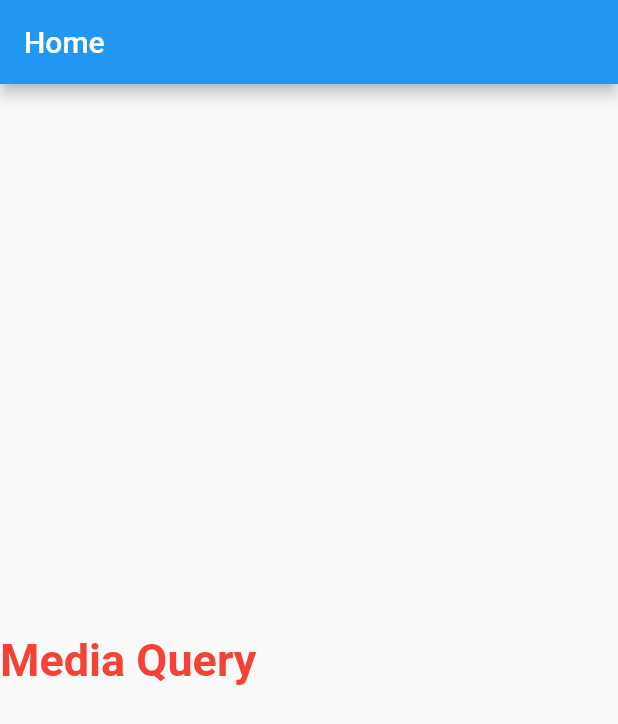
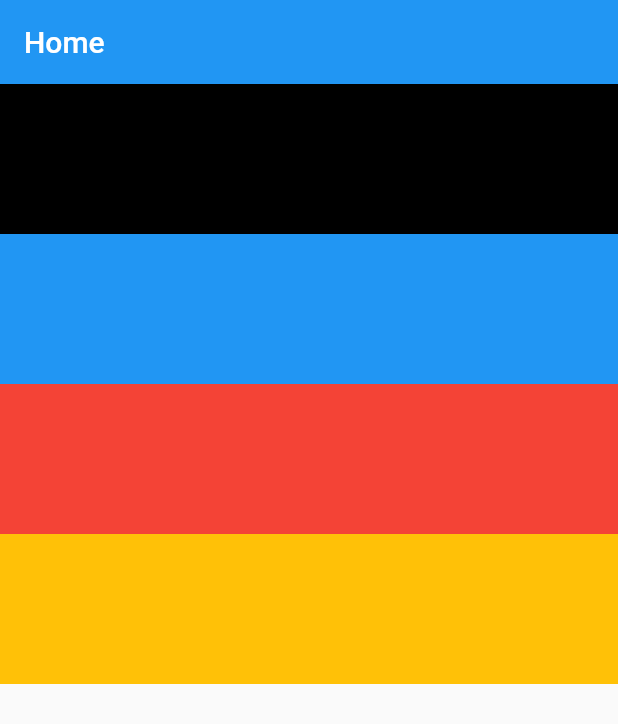
Before and after one commit to pranto372/module_07_flutter_03, a Flutter app: the screen it shows after launch, on a phone screen of 412 x 824 dp. Shown: the top 724 px of the screen. Run offline on Flutter 3.47's test engine with Material 2 defaults, Android fonts, the phone set to English and light mode, and no system bars; our stand-ins replace responsive_grid.

Commit message:
Responsive Grid

```diff
--- a/lib/main.dart
+++ b/lib/main.dart
@@ -1,5 +1,6 @@
 import 'package:flutter/material.dart';
 import 'package:module_07_flutter_03/style.dart';
+import 'package:responsive_grid/responsive_grid.dart';
 
 void main() {
   runApp(const MyApp());
@@ -24,31 +25,38 @@ class MyHomePage extends StatelessWidget{
       appBar: AppBar(
         title: const Text("Home"),
       ),
-      body: Column(
-        mainAxisAlignment: MainAxisAlignment.center,
+      body: ResponsiveGridRow(
         children: [
-          Text("Media Query", style: Headline(context),)
+          ResponsiveGridCol(
+            sm: 12, md: 6, lg: 2,
+              child: Container(
+                color: Colors.black,
+                height: 100,
+              )
+          ),
+          ResponsiveGridCol(
+              sm: 12, md: 6, lg: 2,
+              child: Container(
+                color: Colors.blue,
+                height: 100,
+              )
+          ),
+          ResponsiveGridCol(
+              sm: 12, md: 6, lg: 2,
+              child: Container(
+                color: Colors.red,
+                height: 100,
+              )
+          ),
+          ResponsiveGridCol(
+              sm: 12, md: 6, lg: 2,
+              child: Container(
+                color: Colors.amber,
+                height: 100,
+              )
+          ),
         ],
       ),
     );
   }
 }
-
-
-
-/// Media Query(video 1)
-
-// var widht = MediaQuery.of(context).size.width;
-// var height = MediaQuery.of(context).size.height;
-// var orientation = MediaQuery.of(context).orientation;
-
-
-
-// body: Column(
-// mainAxisAlignment: MainAxisAlignment.center,
-// children: [
-// Text("Width Screen = $widht"),
-// Text("Height Screen = $height"),
-// Text("Orientation Screen = $orientation"),
-// ],
-// ),
--- a/pubspec.yaml
+++ b/pubspec.yaml
@@ -35,6 +35,7 @@ dependencies:
   # The following adds the Cupertino Icons font to your application.
   # Use with the CupertinoIcons class for iOS style icons.
   cupertino_icons: ^1.0.2
+  responsive_grid: ^2.4.4
 
 dev_dependencies:
   flutter_test:
```
Also changed, not shown: pubspec.lock.
